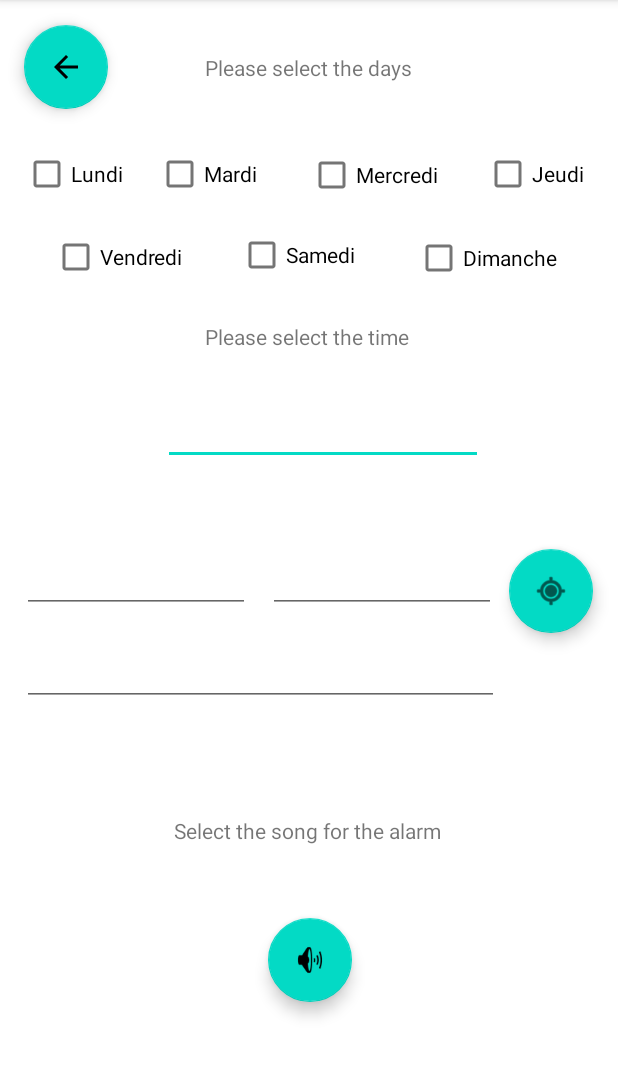
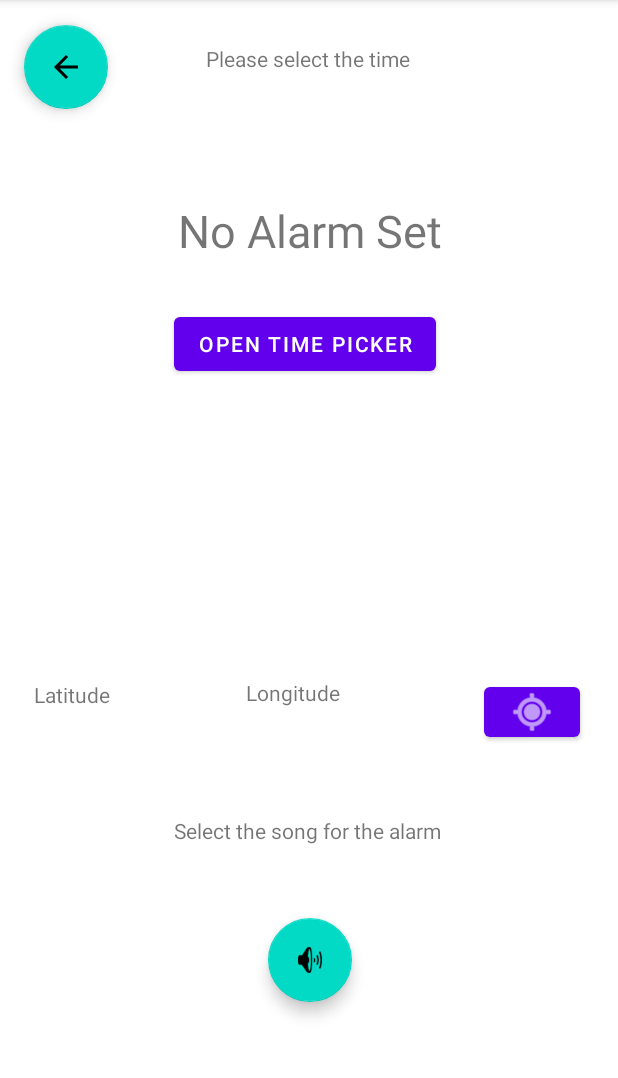
Before and after one commit to lucas-mdrdn/GITHUB_DMOB, an Android app: the CreateAlarm screen opened directly, with no data from a screen before it, on a phone screen of 412 x 824 dp, the part 84-1162 px from its top. Run offline under Robolectric (Android 15) with nearby library versions, the phone set to English and light mode, and no system bars.

Commit message:
grosse avancée

```diff
--- a/DMOB/app/src/main/java/android/example/dmob/CreateAlarm.java
+++ b/DMOB/app/src/main/java/android/example/dmob/CreateAlarm.java
@@ -4,16 +4,27 @@ package android.example.dmob;
 import androidx.annotation.NonNull;
 import androidx.appcompat.app.AppCompatActivity;
 import androidx.core.app.ActivityCompat;
+import androidx.fragment.app.DialogFragment;
 
 import android.Manifest;
+import android.app.AlarmManager;
+import android.app.PendingIntent;
+import android.app.TimePickerDialog;
+import android.content.Context;
 import android.content.Intent;
 import android.content.pm.PackageManager;
 import android.location.Address;
 import android.location.Geocoder;
 import android.location.Location;
 import android.os.Bundle;
+import android.provider.AlarmClock;
+import android.text.Html;
+import android.util.Log;
 import android.view.View;
 import android.widget.Button;
+import android.widget.EditText;
+import android.widget.TextView;
+import android.widget.TimePicker;
 
 import com.google.android.gms.location.FusedLocationProviderClient;
 import com.google.android.gms.location.LocationServices;
@@ -22,39 +33,58 @@ import com.google.android.gms.tasks.OnSuccessListener;
 import com.google.android.gms.tasks.Task;
 
 import java.io.IOException;
+import java.text.DateFormat;
+import java.util.Calendar;
+import java.util.Date;
 import java.util.List;
 import java.util.Locale;
 
 
-public class CreateAlarm extends AppCompatActivity {
-    Button LocationButton;
-    View PosX, PosY;
-    FusedLocationProviderClient fusedLocationProviderClient;
+public class CreateAlarm extends AppCompatActivity implements TimePickerDialog.OnTimeSetListener {
+    Button LocationButton;//Pour la localisation
+    TextView PosX, PosY;//Pour la localisation
+    FusedLocationProviderClient fusedLocationProviderClient;//Pour la localisation
+
+    TextView mTextView;//Pour l'alarm
 
     @Override
     protected void onCreate(Bundle savedInstanceState) {
         super.onCreate(savedInstanceState);
         setContentView(R.layout.activity_create_alarm);
 
-        LocationButton = findViewById(R.id.LocationButton);
-        PosX = findViewById(R.id.PosX);
-        PosY = findViewById(R.id.PosY);
-
+        LocationButton = findViewById(R.id.btn_pos);
+        PosX = findViewById(R.id.textView4);
+        PosY = findViewById(R.id.textView5);
         fusedLocationProviderClient = LocationServices.getFusedLocationProviderClient(this);
 
-        LocationButton.setOnClickListener(new View.onClickListener() {
+        mTextView = findViewById(R.id.textview1);
+
+        Button buttonTimePicker = findViewById(R.id.button2);
+        buttonTimePicker.setOnClickListener(new View.OnClickListener() {
+            @Override
+            public void onClick(View view) {
+                DialogFragment timePicker = new TimePickerFragment();
+                timePicker.show(getSupportFragmentManager(), "time picker");
+            }
+        });
+
+
+        LocationButton.setOnClickListener(new View.OnClickListener() {
+            @Override
             public void onClick(View v) {
-                if (ActivityCompat.checkSelfPermission(CreateAlarm.this, Manifest.permission.ACCESS_FINE_LOCATION) == PackageManager.PERMISSION_GRANTED) {
+                //Check permission
+                if (ActivityCompat.checkSelfPermission(CreateAlarm.this, Manifest.permission.ACCESS_COARSE_LOCATION) == PackageManager.PERMISSION_GRANTED) {
+                    //When permission granted
                     getLocation();
                 } else {
-                    ActivityCompat.requestPermissions(CreateAlarm.this, new String[]{Manifest.permission.ACCESS_FINE_LOCATION}, 44);
+                    ActivityCompat.requestPermissions(CreateAlarm.this, new String[]{Manifest.permission.ACCESS_COARSE_LOCATION}, 44);
                 }
             }
         });
     }
 
     private void getLocation() {
-        if (ActivityCompat.checkSelfPermission(this, Manifest.permission.ACCESS_FINE_LOCATION) != PackageManager.PERMISSION_GRANTED && ActivityCompat.checkSelfPermission(this, Manifest.permission.ACCESS_COARSE_LOCATION) != PackageManager.PERMISSION_GRANTED) {
+        if (ActivityCompat.checkSelfPermission(this, Manifest.permission.ACCESS_COARSE_LOCATION) != PackageManager.PERMISSION_GRANTED && ActivityCompat.checkSelfPermission(this, Manifest.permission.ACCESS_COARSE_LOCATION) != PackageManager.PERMISSION_GRANTED) {
             // TODO: Consider calling
             //    ActivityCompat#requestPermissions
             // here to request the missing permissions, and then overriding
@@ -72,12 +102,15 @@ public class CreateAlarm extends AppCompatActivity {
                     try {
                         Geocoder geocoder = new Geocoder(CreateAlarm.this, Locale.getDefault());
                         List<Address> adresses = geocoder.getFromLocation(location.getLatitude(), location.getLongitude(), 1);
+                        PosX.setText(String.valueOf(adresses.get(0).getLatitude()));
+                        PosX.setText(Html.fromHtml("<font color='2#6200EE'><b>Latitude :</b><br></font>" + adresses.get(0).getLatitude()));
+                        PosY.setText(Html.fromHtml("<font color='2#6200EE'><b>Longitude :</b><br></font>" + adresses.get(0).getLongitude()));
                     } catch (IOException e) {
                         e.printStackTrace();
                     }
                 }
             }
-        })
+        });
     }
 
     public void launchMainActivity(View v){
@@ -86,16 +119,31 @@ public class CreateAlarm extends AppCompatActivity {
     }
 
 
-    class alarm {
-        float x;
-        float y;
-        float altitude;
-        boolean lundi;
-        boolean mardi;
-        boolean mercredi;
-        boolean jeudi;
-        boolean vendredi;
-        boolean samedi;
-        boolean dimanche;
+    @Override
+    public void onTimeSet(TimePicker timePicker, int hourOfDay, int minute) {
+        Calendar calendar = Calendar.getInstance();
+        calendar.set(Calendar.HOUR_OF_DAY, hourOfDay);
+        calendar.set(Calendar.MINUTE, minute);
+        calendar.set(Calendar.SECOND, 0);
+
+        updateTimeText(calendar);
+        startAlarm(calendar);
     }
+
+    private void updateTimeText(Calendar calendar) {
+        String timeText = "Alarm set for : ";
+        timeText += DateFormat.getTimeInstance(DateFormat.SHORT).format(calendar.getTime());
+
+        mTextView.setText(timeText);
+    }
+
+    private void startAlarm(Calendar calendar) {
+        AlarmManager alarmManager = (AlarmManager) getSystemService(Context.ALARM_SERVICE);
+        Intent intent = new Intent(this, AlarmReceiver.class);
+        PendingIntent pendingIntent = PendingIntent.getBroadcast(this, 1, intent, 0);
+
+        alarmManager.setExact(AlarmManager.RTC_WAKEUP, calendar.getTimeInMillis(), pendingIntent);
+    }
+
+
 }
--- a/DMOB/app/src/main/java/android/example/dmob/MainActivity.java
+++ b/DMOB/app/src/main/java/android/example/dmob/MainActivity.java
@@ -18,4 +18,5 @@ public class MainActivity extends AppCompatActivity {
         Intent i = new Intent(this, CreateAlarm.class);
         startActivity(i);
     }
+
 }
--- a/DMOB/app/src/main/res/layout/activity_create_alarm.xml
+++ b/DMOB/app/src/main/res/layout/activity_create_alarm.xml
@@ -19,103 +19,8 @@
         app:layout_constraintTop_toTopOf="parent"
         app:layout_constraintVertical_bias="0.023"
         app:srcCompat="?attr/homeAsUpIndicator"
-        android:focusable="true" />
-
-    <TextView
-        android:id="@+id/textView"
-        android:layout_width="wrap_content"
-        android:layout_height="wrap_content"
-        android:text="@string/please_select_the_days"
-        app:layout_constraintBottom_toBottomOf="parent"
-        app:layout_constraintEnd_toEndOf="parent"
-        app:layout_constraintHorizontal_bias="0.498"
-        app:layout_constraintStart_toStartOf="parent"
-        app:layout_constraintTop_toTopOf="parent"
-        app:layout_constraintVertical_bias="0.047" />
-
-    <CheckBox
-        android:id="@+id/checkBoxLundi"
-        android:layout_width="78dp"
-        android:layout_height="48dp"
-        android:text="@string/lundi"
-        app:layout_constraintBottom_toBottomOf="parent"
-        app:layout_constraintEnd_toEndOf="parent"
-        app:layout_constraintHorizontal_bias="0.046"
-        app:layout_constraintStart_toStartOf="parent"
-        app:layout_constraintTop_toTopOf="parent"
-        app:layout_constraintVertical_bias="0.128" />
-
-    <CheckBox
-        android:id="@+id/checkBoxMardi"
-        android:layout_width="87dp"
-        android:layout_height="48dp"
-        android:text="@string/mardi"
-        app:layout_constraintBottom_toBottomOf="parent"
-        app:layout_constraintEnd_toEndOf="parent"
-        app:layout_constraintHorizontal_bias="0.32"
-        app:layout_constraintStart_toStartOf="parent"
-        app:layout_constraintTop_toTopOf="parent"
-        app:layout_constraintVertical_bias="0.128" />
-
-    <CheckBox
-        android:id="@+id/checkBoxMercredi"
-        android:layout_width="104dp"
-        android:layout_height="48dp"
-        android:text="@string/mercredi"
-        app:layout_constraintBottom_toBottomOf="parent"
-        app:layout_constraintEnd_toEndOf="parent"
-        app:layout_constraintHorizontal_bias="0.667"
-        app:layout_constraintStart_toStartOf="parent"
-        app:layout_constraintTop_toTopOf="parent"
-        app:layout_constraintVertical_bias="0.129" />
-
-    <CheckBox
-        android:id="@+id/checkBoxVendredi"
-        android:layout_width="100dp"
-        android:layout_height="48dp"
-        android:text="@string/vendredi"
-        app:layout_constraintBottom_toBottomOf="parent"
-        app:layout_constraintEnd_toEndOf="parent"
-        app:layout_constraintHorizontal_bias="0.112"
-        app:layout_constraintStart_toStartOf="parent"
-        app:layout_constraintTop_toTopOf="parent"
-        app:layout_constraintVertical_bias="0.205" />
-
-    <CheckBox
-        android:id="@+id/checkBoxJeudi"
-        android:layout_width="85dp"
-        android:layout_height="48dp"
-        android:text="@string/jeudi"
-        app:layout_constraintBottom_toBottomOf="parent"
-        app:layout_constraintEnd_toEndOf="parent"
-        app:layout_constraintHorizontal_bias="0.987"
-        app:layout_constraintStart_toStartOf="parent"
-        app:layout_constraintTop_toTopOf="parent"
-        app:layout_constraintVertical_bias="0.128" />
-
-    <CheckBox
-        android:id="@+id/checkBoxSamedi"
-        android:layout_width="94dp"
-        android:layout_height="48dp"
-        android:text="@string/samedi"
-        app:layout_constraintBottom_toBottomOf="parent"
-        app:layout_constraintEnd_toEndOf="parent"
-        app:layout_constraintHorizontal_bias="0.498"
-        app:layout_constraintStart_toStartOf="parent"
-        app:layout_constraintTop_toTopOf="parent"
-        app:layout_constraintVertical_bias="0.203" />
-
-    <CheckBox
-        android:id="@+id/checkBoxDimanche"
-        android:layout_width="112dp"
-        android:layout_height="48dp"
-        android:text="@string/dimanche"
-        app:layout_constraintBottom_toBottomOf="parent"
-        app:layout_constraintEnd_toEndOf="parent"
-        app:layout_constraintHorizontal_bias="0.922"
-        app:layout_constraintStart_toStartOf="parent"
-        app:layout_constraintTop_toTopOf="parent"
-        app:layout_constraintVertical_bias="0.206" />
+        android:focusable="true"
+        android:contentDescription="TODO" />
 
     <TextView
         android:id="@+id/textView2"
@@ -124,77 +29,36 @@
         android:text="@string/please_select_the_time"
         app:layout_constraintBottom_toBottomOf="parent"
         app:layout_constraintEnd_toEndOf="parent"
-        app:layout_constraintHorizontal_bias="0.494"
+        app:layout_constraintHorizontal_bias="0.498"
         app:layout_constraintStart_toStartOf="parent"
         app:layout_constraintTop_toTopOf="parent"
-        app:layout_constraintVertical_bias="0.287" />
+        app:layout_constraintVertical_bias="0.039" />
 
-    <EditText
-        android:id="@+id/AlarmTime"
+
+    <TextView
+        android:id="@+id/textview1"
         android:layout_width="wrap_content"
         android:layout_height="wrap_content"
-        android:layout_marginStart="111dp"
-        android:layout_marginEnd="90dp"
-        android:ems="10"
-        android:inputType="time"
-        android:minHeight="48dp"
+        android:text="@string/no_alarm_set"
+        android:textSize="30sp"
         app:layout_constraintBottom_toBottomOf="parent"
         app:layout_constraintEnd_toEndOf="parent"
-        app:layout_constraintHorizontal_bias="1.0"
+        app:layout_constraintHorizontal_bias="0.502"
         app:layout_constraintStart_toStartOf="parent"
         app:layout_constraintTop_toTopOf="parent"
-        app:layout_constraintVertical_bias="0.364" />
+        app:layout_constraintVertical_bias="0.183" />
 
-    <com.google.android.material.floatingactionbutton.FloatingActionButton
-        android:id="@+id/LocationButton"
+    <Button
+        android:id="@+id/button2"
         android:layout_width="wrap_content"
         android:layout_height="wrap_content"
+        android:text="@string/open_time_picker"
         app:layout_constraintBottom_toBottomOf="parent"
         app:layout_constraintEnd_toEndOf="parent"
-        app:layout_constraintHorizontal_bias="0.954"
+        app:layout_constraintHorizontal_bias="0.489"
         app:layout_constraintStart_toStartOf="parent"
         app:layout_constraintTop_toTopOf="parent"
-        app:layout_constraintVertical_bias="0.514"
-        app:srcCompat="@android:drawable/ic_menu_mylocation"/>
-
-    <EditText
-        android:id="@+id/PosX"
-        android:layout_width="152dp"
-        android:layout_height="43dp"
-        android:ems="10"
-        android:inputType="numberDecimal"
-        app:layout_constraintBottom_toBottomOf="parent"
-        app:layout_constraintEnd_toEndOf="parent"
-        app:layout_constraintHorizontal_bias="0.057"
-        app:layout_constraintStart_toStartOf="parent"
-        app:layout_constraintTop_toTopOf="parent"
-        app:layout_constraintVertical_bias="0.504" />
-
-    <EditText
-        android:id="@+id/PosY"
-        android:layout_width="152dp"
-        android:layout_height="43dp"
-        android:ems="10"
-        android:inputType="numberDecimal"
-        app:layout_constraintBottom_toBottomOf="parent"
-        app:layout_constraintEnd_toEndOf="parent"
-        app:layout_constraintHorizontal_bias="0.687"
-        app:layout_constraintStart_toStartOf="parent"
-        app:layout_constraintTop_toTopOf="parent"
-        app:layout_constraintVertical_bias="0.504" />
-
-    <EditText
-        android:id="@+id/Altitude"
-        android:layout_width="318dp"
-        android:layout_height="48dp"
-        android:ems="10"
-        android:inputType="numberDecimal"
-        app:layout_constraintBottom_toBottomOf="parent"
-        app:layout_constraintEnd_toEndOf="parent"
-        app:layout_constraintHorizontal_bias="0.154"
-        app:layout_constraintStart_toStartOf="parent"
-        app:layout_constraintTop_toTopOf="parent"
-        app:layout_constraintVertical_bias="0.587" />
+        app:layout_constraintVertical_bias="0.285" />
 
     <TextView
         android:id="@+id/textView6"
@@ -222,4 +86,41 @@
         app:srcCompat="@android:drawable/ic_lock_silent_mode_off"
         android:focusable="true" />
 
+    <Button
+        android:id="@+id/btn_pos"
+        android:layout_width="64dp"
+        android:layout_height="45dp"
+        android:text="@string/pos"
+        app:icon="@android:drawable/ic_menu_mylocation"
+        app:layout_constraintBottom_toBottomOf="parent"
+        app:layout_constraintEnd_toEndOf="parent"
+        app:layout_constraintHorizontal_bias="0.927"
+        app:layout_constraintStart_toStartOf="parent"
+        app:layout_constraintTop_toTopOf="parent"
+        app:layout_constraintVertical_bias="0.625" />
+
+    <TextView
+        android:id="@+id/textView4"
+        android:layout_width="112dp"
+        android:layout_height="54dp"
+        android:text="@string/latitude"
+        app:layout_constraintBottom_toBottomOf="parent"
+        app:layout_constraintEnd_toEndOf="parent"
+        app:layout_constraintHorizontal_bias="0.076"
+        app:layout_constraintStart_toStartOf="parent"
+        app:layout_constraintTop_toTopOf="parent"
+        app:layout_constraintVertical_bias="0.635" />
+
+    <TextView
+        android:id="@+id/textView5"
+        android:layout_width="131dp"
+        android:layout_height="55dp"
+        android:text="@string/longitude"
+        app:layout_constraintBottom_toBottomOf="parent"
+        app:layout_constraintEnd_toEndOf="parent"
+        app:layout_constraintHorizontal_bias="0.585"
+        app:layout_constraintStart_toStartOf="parent"
+        app:layout_constraintTop_toTopOf="parent"
+        app:layout_constraintVertical_bias="0.634" />
+
 </androidx.constraintlayout.widget.ConstraintLayout>
--- a/DMOB/app/src/main/res/layout/activity_main.xml
+++ b/DMOB/app/src/main/res/layout/activity_main.xml
@@ -11,6 +11,7 @@
         android:layout_width="wrap_content"
         android:layout_height="wrap_content"
         android:clickable="true"
+        android:focusable="true"
         android:onClick="launchCreateAlarm"
         app:backgroundTint="@android:color/darker_gray"
         app:layout_constraintBottom_toBottomOf="parent"
@@ -20,10 +21,10 @@
         app:layout_constraintTop_toTopOf="parent"
         app:layout_constraintVertical_bias="0.165"
         app:srcCompat="@android:drawable/ic_menu_add"
-        tools:ignore="MissingConstraints"
-        android:focusable="true" />
+        tools:ignore="MissingConstraints,SpeakableTextPresentCheck" />
 
     <TextView
+        android:id="@+id/textView3"
         android:layout_width="wrap_content"
         android:layout_height="wrap_content"
         android:text="@string/current_alarms"
@@ -36,4 +37,5 @@
         app:layout_constraintTop_toTopOf="parent"
         app:layout_constraintVertical_bias="0.092" />
 
+
 </androidx.constraintlayout.widget.ConstraintLayout>
--- a/DMOB/app/src/main/res/values/strings.xml
+++ b/DMOB/app/src/main/res/values/strings.xml
@@ -11,4 +11,15 @@
     <string name="dimanche">Dimanche</string>
     <string name="please_select_the_time">Please select the time</string>
     <string name="current_alarms">Current alarms :</string>
+    <string name="get_location">Get Location</string>
+    <string name="pos">POS</string>
+    <string name="test">Test</string>
+    <string name="test2">test2</string>
+    <string name="hour">Hour</string>
+    <string name="minute">Minute</string>
+    <string name="set_alarm">Set Alarm</string>
+    <string name="latitude">Latitude</string>
+    <string name="longitude">Longitude</string>
+    <string name="no_alarm_set">No Alarm Set</string>
+    <string name="open_time_picker">Open time picker</string>
 </resources>
--- a/DMOB/build.gradle
+++ b/DMOB/build.gradle
@@ -5,7 +5,7 @@ buildscript {
         mavenCentral()
     }
     dependencies {
-        classpath "com.android.tools.build:gradle:7.0.3"
+        classpath 'com.android.tools.build:gradle:7.1.2'
 
         // NOTE: Do not place your application dependencies here; they belong
         // in the individual module build.gradle files
```
Also changed, not shown: DMOB/app/src/main/AndroidManifest.xml (+6 -1 lines), DMOB/app/src/main/java/android/example/dmob/AlarmReceiver.java (added, +17 -0 lines), DMOB/app/src/main/java/android/example/dmob/NotificationHelper.java (added, +64 -0 lines), DMOB/app/src/main/java/android/example/dmob/TimePickerFragment.java (added, +23 -0 lines), DMOB/app/src/main/res/drawable/ic_one.xml (added, +9 -0 lines), DMOB/gradle/wrapper/gradle-wrapper.properties, 1 other file.
